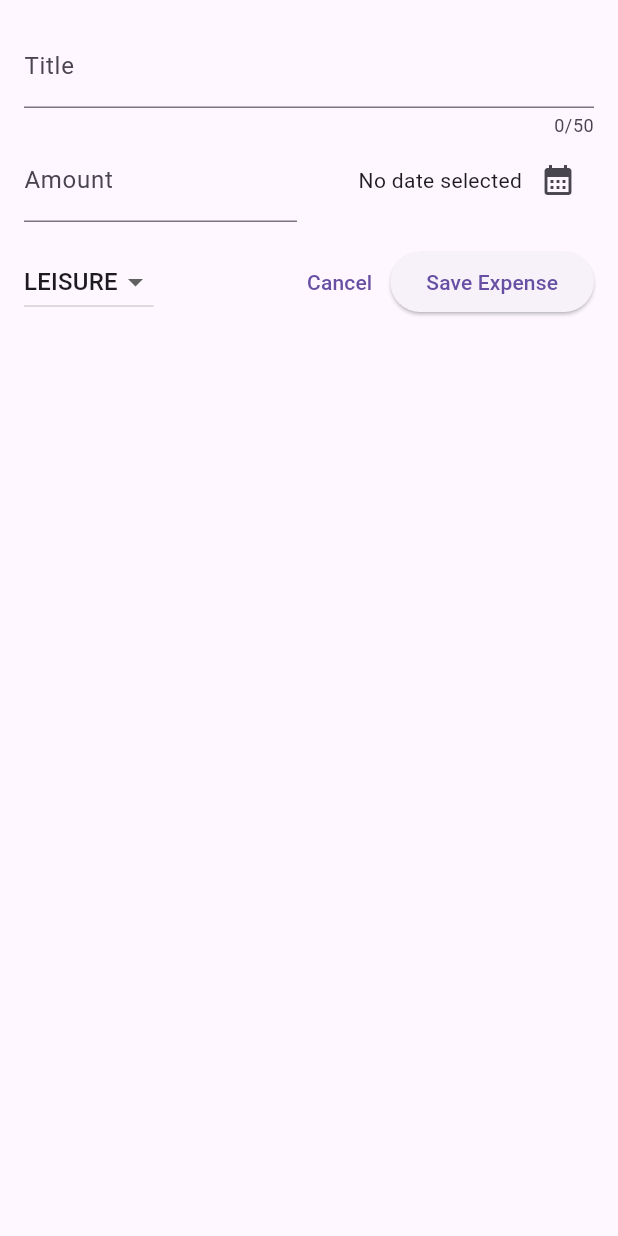
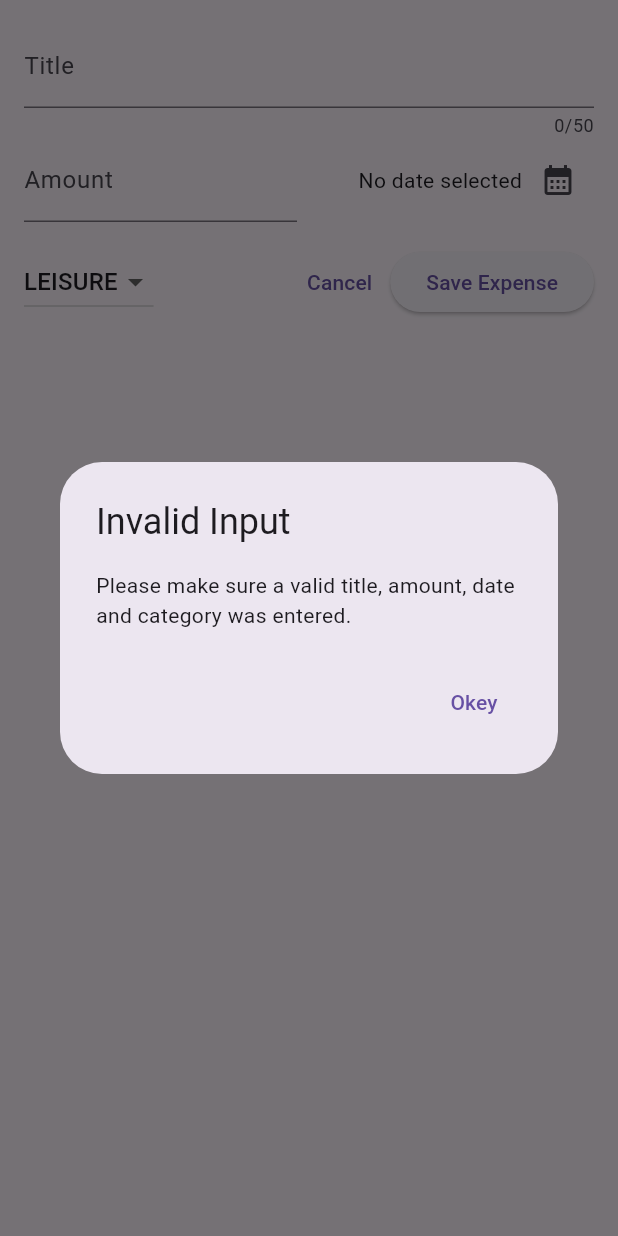
Before and after one commit to lightrao/adding_interactivity_expense_tracker_app, a Flutter app: the NewExpense widget shown alone on an empty page, opened directly, after a tap on "Save Expense", on a phone screen of 412 x 824 dp. Run offline on Flutter 3.47's test engine with Material 3 defaults, Android fonts, the phone set to English and light mode, and no system bars.

Commit message:
Validating User Input & Showing an Error Dialog

```diff
--- a/lib/widgets/new_expense.dart
+++ b/lib/widgets/new_expense.dart
@@ -39,7 +39,24 @@
         amoutIsInvalid ||
         _selectedDate == null) {
       // show input error message
+      showDialog(
+        context: context,
+        builder: (ctx) => AlertDialog(
+          title: const Text('Invalid Input'),
+          content: const Text(
+              'Please make sure a valid title, amount, date and category was entered.'),
+          actions: [
+            TextButton(
+              onPressed: () => Navigator.pop(ctx),
+              child: const Text('Okey'),
+            ),
+          ],
+        ),
+      );
+      return;
     }
+
+    // use the entered data and create a new expense
   }
 
   @override
```
